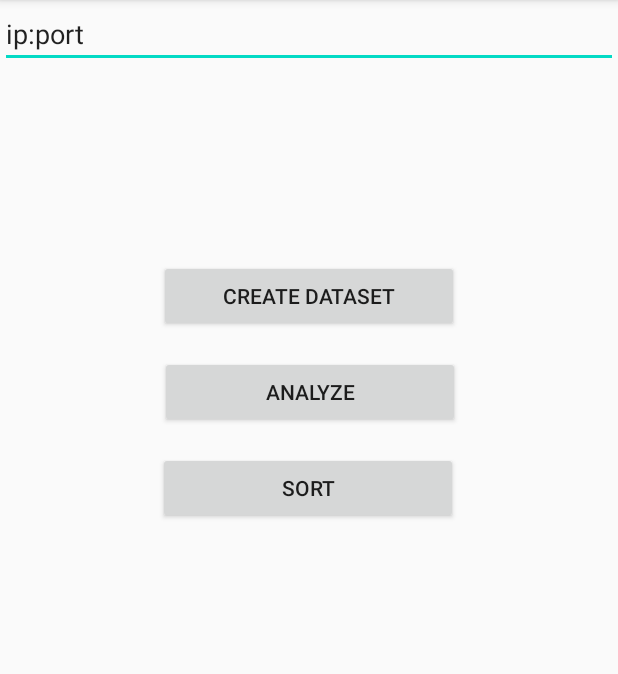
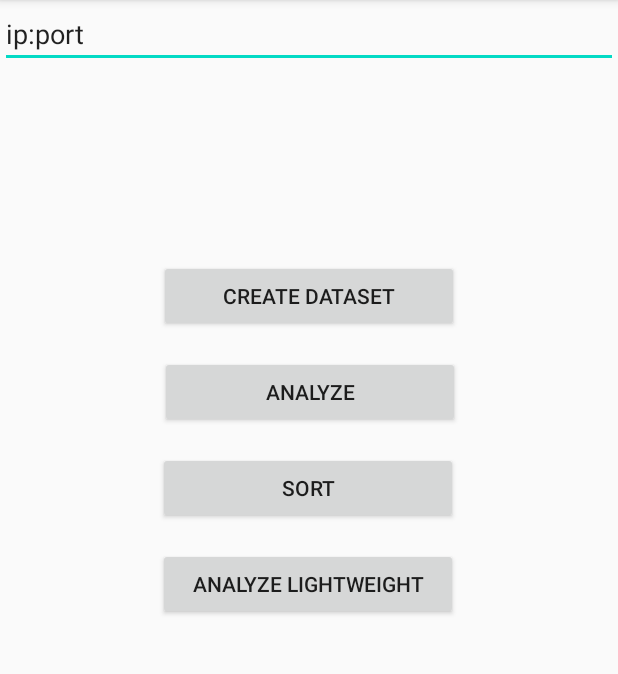
Before and after one commit to czpmk/LegoSorterAppLW, an Android app: the screen it shows after launch (MainActivity), on a phone screen of 412 x 824 dp, the part 84-758 px from its top. Run offline under Robolectric (Android 15) with nearby library versions, the phone set to English and light mode, and no system bars; our stand-ins replace data binding.

Commit message:
Add AnalyzeLW for custom Analysis with reduced communication

```diff
--- a/app/src/main/java/com/lsorter/view/StartFragment.kt
+++ b/app/src/main/java/com/lsorter/view/StartFragment.kt
@@ -65,5 +65,11 @@ class StartFragment : Fragment() {
                 StartFragmentDirections.actionStartFragmentToSortFragment()
             )
         )
+
+        binding.analyzeButtonLW.setOnClickListener(
+            Navigation.createNavigateOnClickListener(
+                StartFragmentDirections.actionStartFragmentToAnalyzeFragmentLW()
+            )
+        )
     }
 }
--- a/app/src/main/res/layout/fragment_start.xml
+++ b/app/src/main/res/layout/fragment_start.xml
@@ -53,6 +53,17 @@
             app:layout_constraintStart_toStartOf="parent"
             app:layout_constraintTop_toBottomOf="@+id/analyze_button" />
 
+        <Button
+            android:id="@+id/analyze_button_LW"
+            android:layout_width="200dp"
+            android:layout_height="wrap_content"
+            android:layout_marginTop="16dp"
+            android:text="@string/analyzeLW"
+            app:layout_constraintEnd_toEndOf="parent"
+            app:layout_constraintHorizontal_bias="0.497"
+            app:layout_constraintStart_toStartOf="parent"
+            app:layout_constraintTop_toBottomOf="@+id/sort_button" />
+
     </androidx.constraintlayout.widget.ConstraintLayout>
 
 </layout>
--- a/app/src/main/res/navigation/navigation.xml
+++ b/app/src/main/res/navigation/navigation.xml
@@ -18,6 +18,13 @@
             app:popEnterAnim="@android:anim/slide_in_left"
             app:popExitAnim="@android:anim/slide_out_right" />
         <action
+            android:id="@+id/action_startFragment_to_analyzeFragment_LW"
+            app:destination="@id/AnalyzeLWFragment"
+            app:enterAnim="@android:anim/slide_in_left"
+            app:exitAnim="@android:anim/slide_out_right"
+            app:popEnterAnim="@android:anim/slide_in_left"
+            app:popExitAnim="@android:anim/slide_out_right" />
+        <action
             android:id="@+id/action_startFragment_to_captureDialogFragment"
             app:destination="@id/captureDialogFragment" />
         <action
@@ -29,6 +36,11 @@
         android:name="com.lsorter.view.analyze.AnalyzeFragment"
         android:label="fragment_analyze"
         tools:layout="@layout/fragment_analyze" />
+    <fragment
+        android:id="@+id/AnalyzeLWFragment"
+        android:name="com.lsorter.view.analyzeLW.AnalyzeLWFragment"
+        android:label="fragment_analyze_lw"
+        tools:layout="@layout/fragment_analyze_lw" />
     <dialog
         android:id="@+id/captureDialogFragment"
         android:name="com.lsorter.view.capture.CaptureDialogFragment"
--- a/app/src/main/res/values/strings.xml
+++ b/app/src/main/res/values/strings.xml
@@ -8,6 +8,7 @@
     <string name="create_dataset">Create dataset</string>
     <string name="sort">Sort</string>
     <string name="analyze">Analyze</string>
+    <string name="analyzeLW">Analyze Lightweight</string>
     <string name="start_text">Start</string>
     <string name="stop_text">Stop</string>
     <string name="stop_sorting_text">Stop sorting</string>
```
Also changed, not shown: app/src/main/java/com/lsorter/view/analyzeLW/AnalyzeLWFragment.kt (added, +124 -0 lines), app/src/main/java/com/lsorter/view/analyzeLW/AnalyzeLWViewModel.kt (added, +16 -0 lines), app/src/main/res/layout/fragment_analyze_lw.xml (added, +48 -0 lines).
